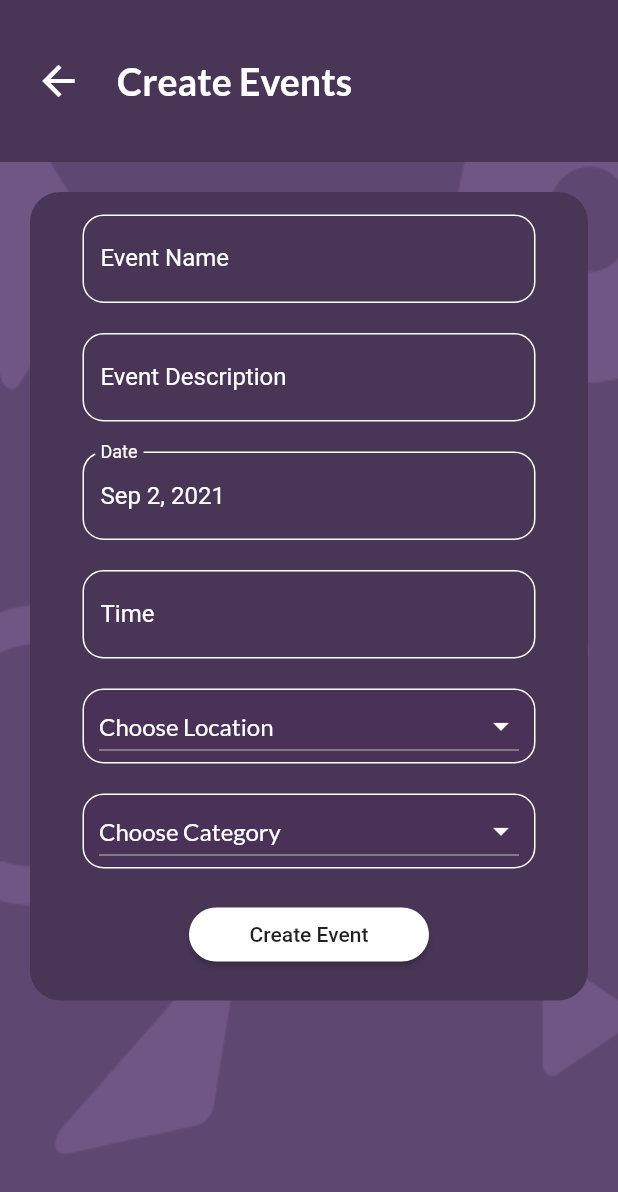
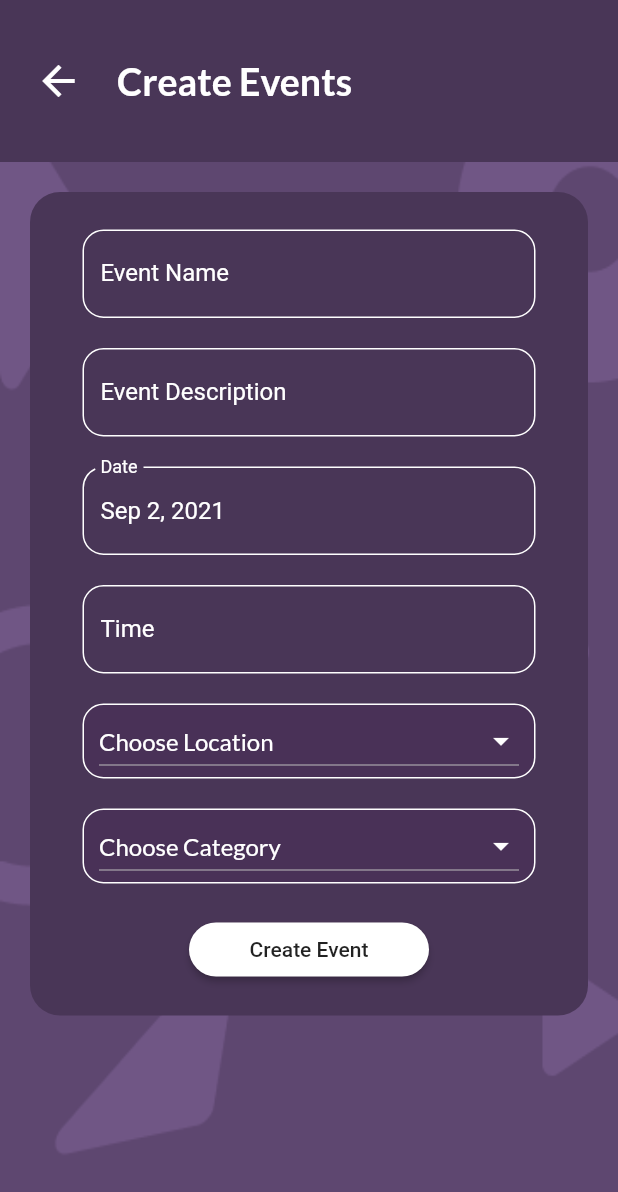
Before and after one commit to Uni-Maps/Uni-Maps, a Flutter app: the screen it shows after launch, on a phone screen of 412 x 824 dp. Shown: the top 1192 px of the screen. Run offline on Flutter 3.47's test engine with Material 2 defaults, Android fonts, the phone set to English and light mode, and no system bars; drawn by our look-alikes of date_time_picker; our stand-ins replace carousel_slider, cloud_firestore, firebase_auth, google_maps_flutter, location; missing offline and left inert: sign_button; accounts and stored records are empty.

Commit message:
Small update

```diff
--- a/lib/screens/create_events.dart
+++ b/lib/screens/create_events.dart
@@ -132,7 +132,7 @@ class _Create_EventsState extends State<Create_Events> {
                           bottomRight: const Radius.circular(20.0),
                           topRight: const Radius.circular(20.0))),
                   child: Padding(
-                    padding: EdgeInsets.fromLTRB(15, 15, 15, 0),
+                    padding: EdgeInsets.fromLTRB(15, 25, 15, 0),
                     child: Column(
                       children: <Widget>[
                         // Event Name Input Box
```
